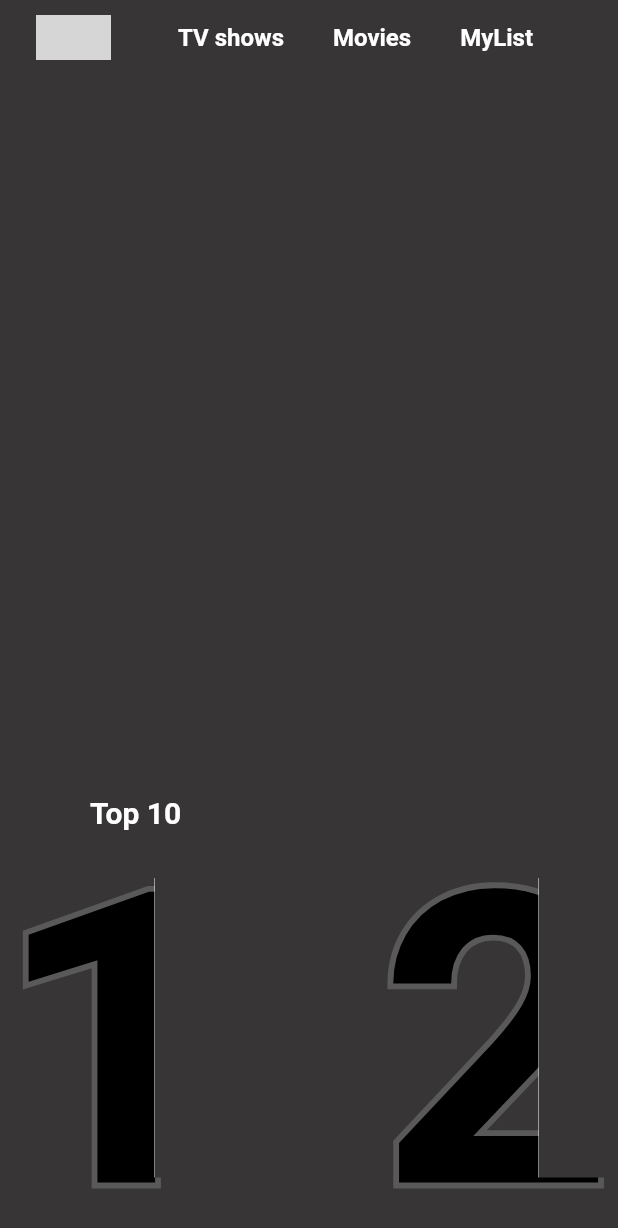
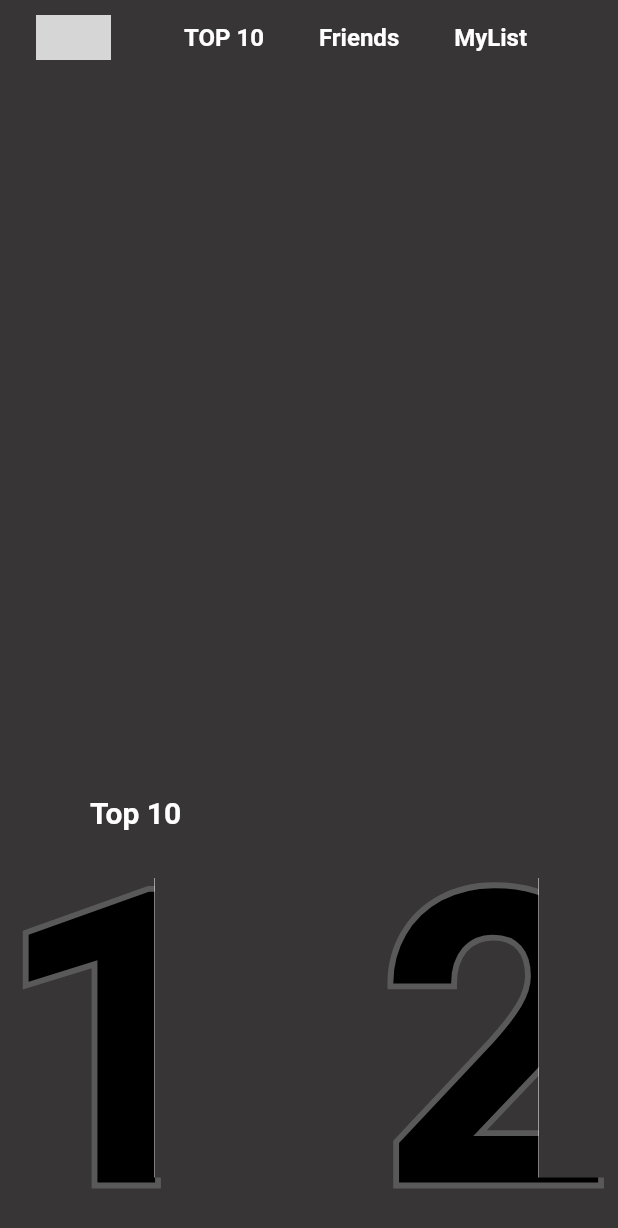
Before and after one commit to cfreemoser/Melvix, a Flutter app: the Home screen opened directly, on a phone screen of 412 x 824 dp. Shown: the top 1228 px of the screen. Run offline on Flutter 3.47's test engine with Material 2 defaults, Android fonts, the phone set to English and light mode, and no system bars; drawn by our look-alikes of shimmer; our stand-ins replace bloc, equatable, firebase_auth, firebase_core, firebase_storage, flutter_bloc and 4 more; missing offline and left inert: dart:html; accounts and stored records are empty; generated files the repository leaves out were written again; project files that could hold a hidden picture were left out; grey boxes are pictures that could not be loaded.

Commit message:
main: Added small impvoment

```diff
--- a/lib/widgets/netflix_app_bar.dart
+++ b/lib/widgets/netflix_app_bar.dart
@@ -1,7 +1,6 @@
 import 'dart:developer';
 
 import 'package:flutter/material.dart';
-import 'package:flutter/painting.dart';
 import 'package:flutter_svg/svg.dart';
 import 'package:netflix_gallery/helpers/constants.dart';
 import 'package:netflix_gallery/widgets/adaptive_layout.dart';
@@ -9,8 +8,21 @@ import 'package:shimmer/shimmer.dart';
 
 class NetflixAppBar extends StatelessWidget {
   final double scrollOffset;
+  final Function myListTap;
+  final Function topTenTap;
+  final Function friendsTap;
+  final Function highlightsTap;
+  final Function allTap;
 
-  const NetflixAppBar({Key? key, this.scrollOffset = 0.0}) : super(key: key);
+  const NetflixAppBar(
+      {Key? key,
+      this.scrollOffset = 0.0,
+      required this.myListTap,
+      required this.topTenTap,
+      required this.friendsTap,
+      required this.highlightsTap,
+      required this.allTap})
+      : super(key: key);
 
   @override
   Widget build(BuildContext context) {
@@ -19,14 +31,38 @@ class NetflixAppBar extends StatelessWidget {
       color:
           Colors.black.withOpacity((scrollOffset / 350).clamp(0, 1).toDouble()),
       child: AdaptiveLayout(
-        mobile: _NetflixAppBarMobile(),
-        desktop: _NetflixAppBarDesktop(),
+        mobile: _NetflixAppBarMobile(
+          highlightsTap: highlightsTap,
+          friendsTap: friendsTap,
+          topTenTap: topTenTap,
+          myListTap: myListTap,
+        ),
+        desktop: _NetflixAppBarDesktop(
+          highlightsTap: highlightsTap,
+          topTenTap: topTenTap,
+          myListTap: myListTap,
+          friendsTap: friendsTap,
+          allTap: allTap,
+        ),
       ),
     );
   }
 }
 
 class _NetflixAppBarMobile extends StatelessWidget {
+  final Function myListTap;
+  final Function topTenTap;
+  final Function friendsTap;
+  final Function highlightsTap;
+
+  const _NetflixAppBarMobile(
+      {Key? key,
+      required this.myListTap,
+      required this.topTenTap,
+      required this.friendsTap,
+      required this.highlightsTap})
+      : super(key: key);
+
   @override
   Widget build(BuildContext context) {
     return SafeArea(
@@ -39,16 +75,16 @@ class _NetflixAppBarMobile extends StatelessWidget {
               mainAxisAlignment: MainAxisAlignment.spaceEvenly,
               children: [
                 _AppBarButton(
-                  text: "TV shows",
-                  onTap: () => log("shows"),
+                  text: "TOP 10",
+                  onTap: () => topTenTap(),
                 ),
                 _AppBarButton(
-                  text: "Movies",
-                  onTap: () => log("movies"),
+                  text: "Friends",
+                  onTap: () => friendsTap(),
                 ),
                 _AppBarButton(
                   text: "MyList",
-                  onTap: () => log("movies"),
+                  onTap: () => myListTap(),
                 ),
               ],
             ),
@@ -60,6 +96,21 @@ class _NetflixAppBarMobile extends StatelessWidget {
 }
 
 class _NetflixAppBarDesktop extends StatelessWidget {
+  final Function myListTap;
+  final Function topTenTap;
+  final Function friendsTap;
+  final Function highlightsTap;
+  final Function allTap;
+
+  const _NetflixAppBarDesktop(
+      {Key? key,
+      required this.myListTap,
+      required this.topTenTap,
+      required this.friendsTap,
+      required this.highlightsTap,
+      required this.allTap})
+      : super(key: key);
+
   @override
   Widget build(BuildContext context) {
     return SafeArea(
@@ -72,24 +123,24 @@ class _NetflixAppBarDesktop extends StatelessWidget {
               mainAxisAlignment: MainAxisAlignment.spaceEvenly,
               children: [
                 _AppBarButton(
-                  text: "Home",
-                  onTap: () => log("shows"),
+                  text: "TOP 10",
+                  onTap: () => topTenTap(),
                 ),
                 _AppBarButton(
-                  text: "Movies",
-                  onTap: () => log("movies"),
+                  text: "Friends",
+                  onTap: () => friendsTap(),
                 ),
                 _AppBarButton(
                   text: "MyList",
-                  onTap: () => log("movies"),
+                  onTap: () => myListTap(),
                 ),
                 _AppBarButton(
-                  text: "MyList",
-                  onTap: () => log("movies"),
+                  text: "Highlights",
+                  onTap: () => highlightsTap(),
                 ),
                 _AppBarButton(
-                  text: "MyList",
-                  onTap: () => log("movies"),
+                  text: "All",
+                  onTap: () => allTap(),
                 ),
               ],
             ),
@@ -157,7 +208,7 @@ class _AppBarButton extends StatelessWidget {
 
     return GestureDetector(
       child: Text(text, style: textStyle),
-      onTap: () => onTap,
+      onTap: () => onTap(),
     );
   }
 }
--- a/pubspec.yaml
+++ b/pubspec.yaml
@@ -41,7 +41,6 @@ dependencies:
   firebase_storage: ^10.2.9
   firebase_auth: ^3.3.9
   shimmer: ^2.0.0
-  vibration: ^1.7.3
 
 dev_dependencies:
   flutter_test:
```
Also changed, not shown: lib/pages/home.dart (+30 -0 lines), lib/widgets/quick_content_carousel.dart (+5 -7 lines).
